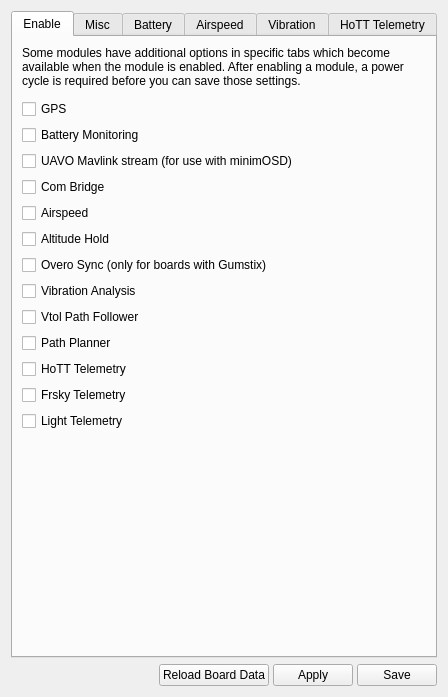
Old version of the form ground/gcs/src/plugins/config/modules.ui in the repository TauLabs/TauLabs.
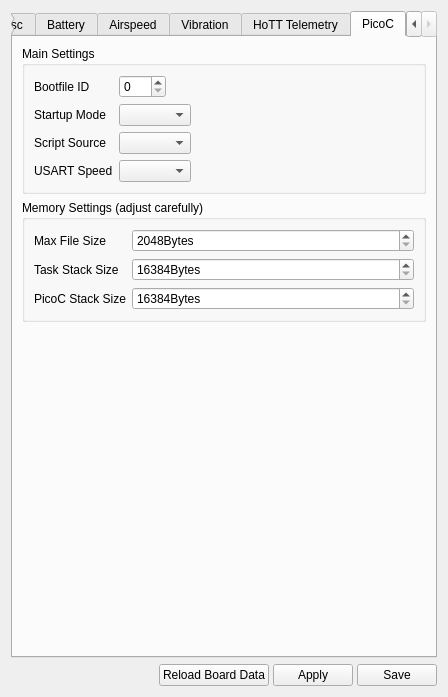
New version of the form. The open tabs and pages were chosen to show the change. Icons and pictures are not drawn.

Commit message:
picoC: add property page to modules configuration
First working version of property page for picoC settings.

```diff
--- a/ground/gcs/src/plugins/config/modules.ui
+++ b/ground/gcs/src/plugins/config/modules.ui
@@ -2600,6 +2600,151 @@
        </item>
       </layout>
      </widget>
+     <widget class="QWidget" name="tabPicoC">
+      <attribute name="title">
+       <string>PicoC</string>
+      </attribute>
+      <layout class="QVBoxLayout" name="verticalLayout_10">
+       <item>
+        <widget class="QGroupBox" name="gb_picocMain">
+         <property name="title">
+          <string>Main Settings</string>
+         </property>
+         <layout class="QFormLayout" name="formLayout_10">
+          <property name="fieldGrowthPolicy">
+           <enum>QFormLayout::FieldsStayAtSizeHint</enum>
+          </property>
+          <item row="0" column="0">
+           <widget class="QLabel" name="label_17">
+            <property name="text">
+             <string>Bootfile ID</string>
+            </property>
+           </widget>
+          </item>
+          <item row="0" column="1">
+           <widget class="QSpinBox" name="sb_picocBootFileID">
+            <property name="maximum">
+             <number>255</number>
+            </property>
+           </widget>
+          </item>
+          <item row="1" column="0">
+           <widget class="QLabel" name="label_27">
+            <property name="text">
+             <string>Startup Mode</string>
+            </property>
+           </widget>
+          </item>
+          <item row="1" column="1">
+           <widget class="QComboBox" name="cb_picocStartup"/>
+          </item>
+          <item row="2" column="0">
+           <widget class="QLabel" name="label_29">
+            <property name="text">
+             <string>Script Source</string>
+            </property>
+           </widget>
+          </item>
+          <item row="2" column="1">
+           <widget class="QComboBox" name="cb_picocSource"/>
+          </item>
+          <item row="3" column="0">
+           <widget class="QLabel" name="label_30">
+            <property name="text">
+             <string>USART Speed</string>
+            </property>
+           </widget>
+          </item>
+          <item row="3" column="1">
+           <widget class="QComboBox" name="cb_picocComSpeed"/>
+          </item>
+         </layout>
+        </widget>
+       </item>
+       <item>
+        <widget class="QGroupBox" name="gb_picocMemory">
+         <property name="title">
+          <string>Memory Settings (adjust carefully)</string>
+         </property>
+         <layout class="QFormLayout" name="formLayout_11">
+          <item row="0" column="0">
+           <widget class="QLabel" name="label_18">
+            <property name="text">
+             <string>Max File Size</string>
+            </property>
+           </widget>
+          </item>
+          <item row="0" column="1">
+           <widget class="QSpinBox" name="sb_picocMaxFileSize">
+            <property name="suffix">
+             <string>Bytes</string>
+            </property>
+            <property name="minimum">
+             <number>2048</number>
+            </property>
+            <property name="maximum">
+             <number>131072</number>
+            </property>
+           </widget>
+          </item>
+          <item row="1" column="0">
+           <widget class="QLabel" name="label_19">
+            <property name="text">
+             <string>Task Stack Size</string>
+            </property>
+           </widget>
+          </item>
+          <item row="1" column="1">
+           <widget class="QSpinBox" name="sb_picocTaskStackSize">
+            <property name="suffix">
+             <string>Bytes</string>
+            </property>
+            <property name="minimum">
+             <number>16384</number>
+            </property>
+            <property name="maximum">
+             <number>131072</number>
+            </property>
+           </widget>
+          </item>
+          <item row="2" column="0">
+           <widget class="QLabel" name="label_26">
+            <property name="text">
+             <string>PicoC Stack Size</string>
+            </property>
+           </widget>
+          </item>
+          <item row="2" column="1">
+           <widget class="QSpinBox" name="sb_picocPicoCStackSize">
+            <property name="suffix">
+             <string>Bytes</string>
+            </property>
+            <property name="minimum">
+             <number>16384</number>
+            </property>
+            <property name="maximum">
+             <number>131072</number>
+            </property>
+           </widget>
+          </item>
+         </layout>
+        </widget>
+       </item>
+       <item>
+        <spacer name="verticalSpacer_7">
+         <property name="orientation">
+          <enum>Qt::Vertical</enum>
+         </property>
+         <property name="sizeHint" stdset="0">
+          <size>
+           <width>20</width>
+           <height>40</height>
+          </size>
+         </property>
+        </spacer>
+       </item>
+      </layout>
+     </widget>
     </widget>
    </item>
    <item>
```
Left out of the diff: 10 changed lines with no effect on the pictures. The commit also changes 2 other files.
